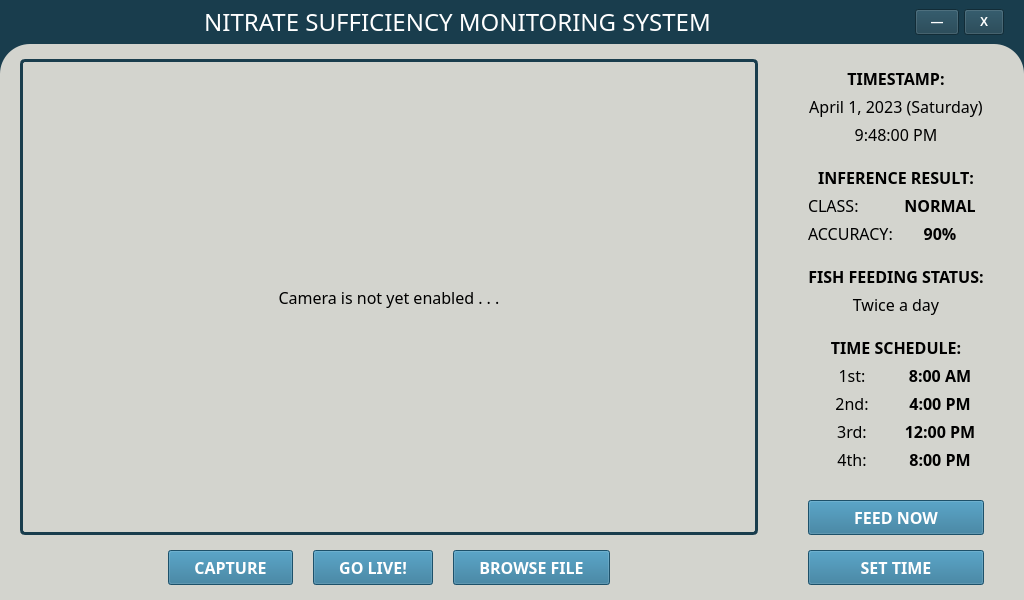
Old version of the form main.ui in the repository jeraldconstantino/nitrate-sufficiency-monitoring-system.
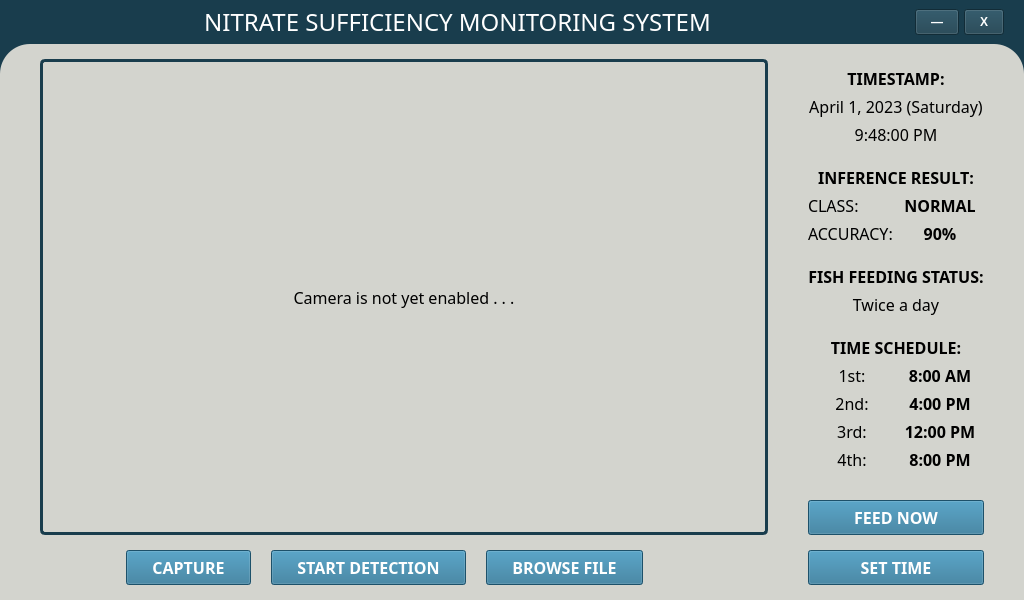
New version of the form.

Diff of the .ui file:
```diff
--- a/main.ui
+++ b/main.ui
@@ -371,18 +371,18 @@
       <property name="frameShadow">
        <enum>QFrame::Raised</enum>
       </property>
-      <layout class="QHBoxLayout" name="horizontalLayout" stretch="1,0,0">
+      <layout class="QHBoxLayout" name="horizontalLayout" stretch="1,0,0,0">
        <property name="spacing">
-        <number>10</number>
+        <number>0</number>
        </property>
        <property name="leftMargin">
-        <number>20</number>
+        <number>0</number>
        </property>
        <property name="topMargin">
         <number>15</number>
        </property>
        <property name="rightMargin">
-        <number>40</number>
+        <number>0</number>
        </property>
        <property name="bottomMargin">
         <number>15</number>
@@ -393,6 +393,33 @@
           <number>15</number>
          </property>
          <item>
+          <layout class="QHBoxLayout" name="cameraPreviewLayout" stretch="0,1">
+           <property name="spacing">
+            <number>0</number>
+           </property>
+           <property name="leftMargin">
+            <number>0</number>
+           </property>
+           <property name="topMargin">
+            <number>0</number>
+           </property>
+           <item>
+            <spacer name="cameraPreviewSpaceL">
+             <property name="orientation">
+              <enum>Qt::Horizontal</enum>
+             </property>
+             <property name="sizeType">
+              <enum>QSizePolicy::Expanding</enum>
+             </property>
+             <property name="sizeHint" stdset="0">
+              <size>
+               <width>40</width>
+               <height>20</height>
+              </size>
+             </property>
+            </spacer>
+           </item>
+           <item>
           <widget class="QLabel" name="cameraPreviewHolder">
            <property name="sizePolicy">
             <sizepolicy hsizetype="Preferred" vsizetype="Preferred">
@@ -633,6 +660,8 @@
            </property>
           </widget>
          </item>
+          </layout>
+         </item>
          <item>
           <layout class="QHBoxLayout" name="horizontalLayout_3">
            <property name="spacing">
@@ -713,7 +742,7 @@
 }</string>
              </property>
              <property name="text">
-              <string>GO LIVE!</string>
+              <string>START DETECTION</string>
              </property>
             </widget>
            </item>
@@ -765,7 +794,7 @@
         </layout>
        </item>
        <item>
-        <spacer name="horizontalSpacer">
+        <spacer name="cameraPreviewSpaceR">
          <property name="orientation">
           <enum>Qt::Horizontal</enum>
          </property>
@@ -1293,6 +1322,19 @@
          </item>
         </layout>
        </item>
+       <item>
+        <spacer name="horizontalSpacer">
+         <property name="orientation">
+          <enum>Qt::Horizontal</enum>
+         </property>
+         <property name="sizeHint" stdset="0">
+          <size>
+           <width>40</width>
+           <height>20</height>
+          </size>
+         </property>
+        </spacer>
+       </item>
       </layout>
      </widget>
     </item>
```
Lines whose indentation alone changed are shown as unchanged.
